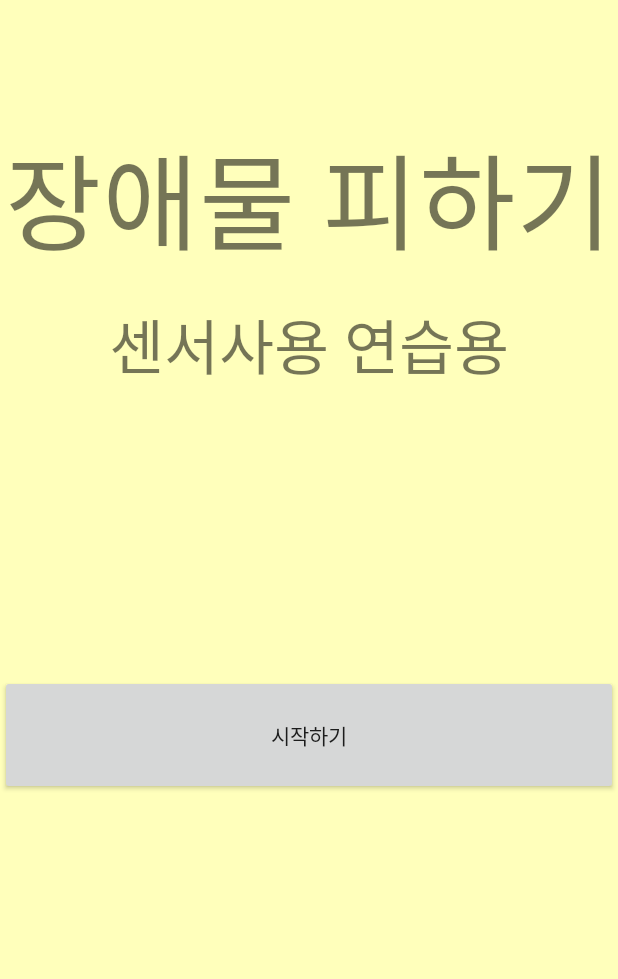
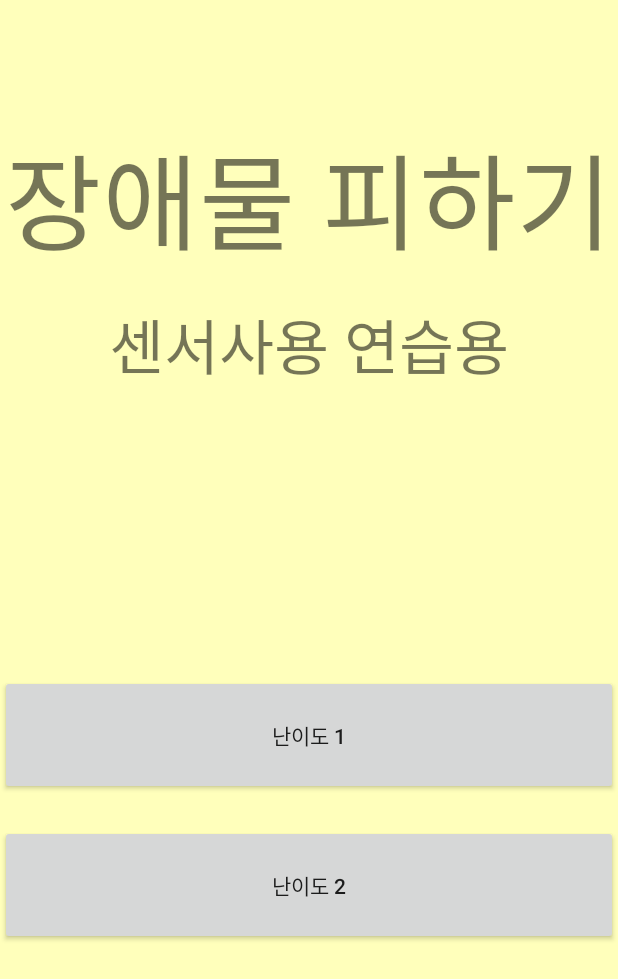
Before and after one commit to YeopJae-Mon/Practice_SensorAndroid_Project, an Android app: the screen it shows after launch (StartActivity), on a phone screen of 412 x 824 dp. Shown: the top 979 px of the screen. Run offline under Robolectric (Android 15) with nearby library versions, the phone set to English and light mode, and no system bars.

Commit message:
Make Difficulty

```diff
--- a/app/src/main/java/com/example/practice_moveball/StartActivity.java
+++ b/app/src/main/java/com/example/practice_moveball/StartActivity.java
@@ -15,10 +15,22 @@ public class StartActivity extends Activity {
         setContentView(R.layout.activity_start);
 
         Button button1 = (Button) findViewById(R.id.btn01);
+        Button button2 = (Button) findViewById(R.id.btn02);
+
         button1.setOnClickListener(new OnClickListener() {
             @Override
             public void onClick(View v) {
                 Intent intent = new Intent(getApplicationContext(), MainActivity.class);
+                intent.putExtra("type",1);
+                startActivity(intent);
+            }
+        });
+
+        button2.setOnClickListener(new OnClickListener() {
+            @Override
+            public void onClick(View v) {
+                Intent intent = new Intent(getApplicationContext(), MainActivity.class);
+                intent.putExtra("type",2);
                 startActivity(intent);
             }
         });
--- a/app/src/main/res/layout/activity_start.xml
+++ b/app/src/main/res/layout/activity_start.xml
@@ -22,11 +22,18 @@ android:background="#ffb">
         android:textSize="40sp"
         android:layout_marginTop="200dp"
         android:id="@+id/text02"/>
-<Button
-    android:id="@+id/btn01"
-    android:layout_width="match_parent"
-    android:layout_height="80dp"
-    android:layout_marginTop="450dp"
-    android:text="시작하기" />
+    <Button
+        android:id="@+id/btn01"
+        android:layout_width="match_parent"
+        android:layout_height="80dp"
+        android:layout_marginTop="450dp"
+        android:text="난이도 1" />
+
+    <Button
+        android:id="@+id/btn02"
+        android:layout_width="match_parent"
+        android:layout_height="80dp"
+        android:layout_marginTop="550dp"
+        android:text="난이도 2" />
 
 </RelativeLayout>
```
Also changed, not shown: app/src/main/java/com/example/practice_moveball/MainActivity.java (+9 -1 lines).
